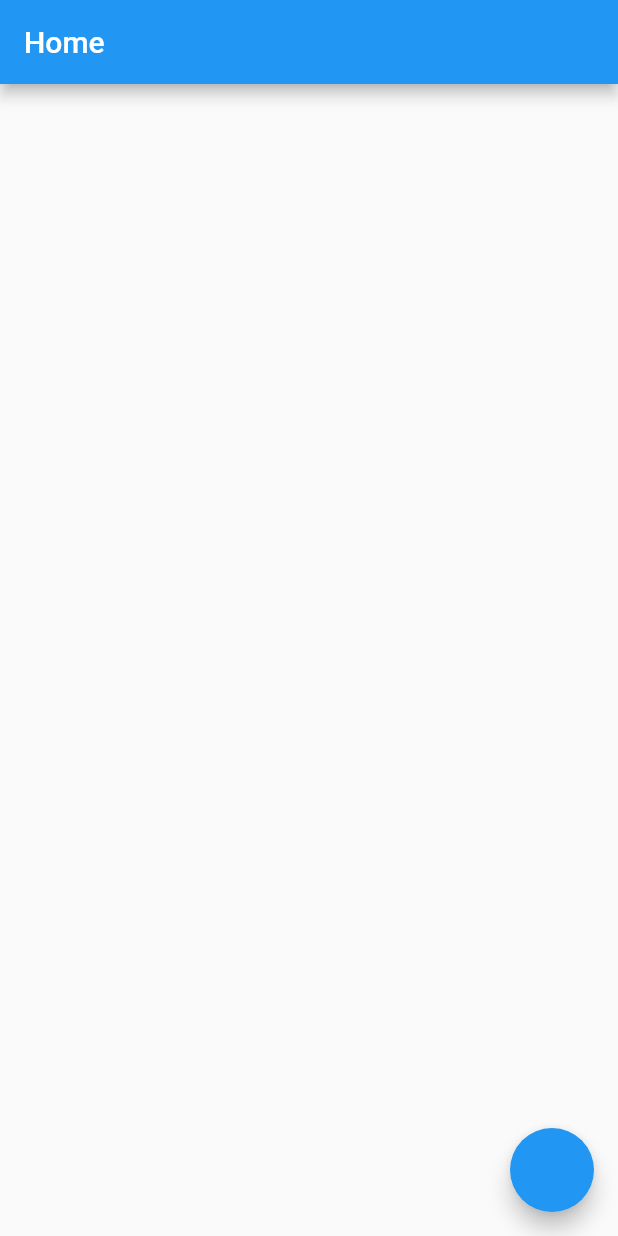
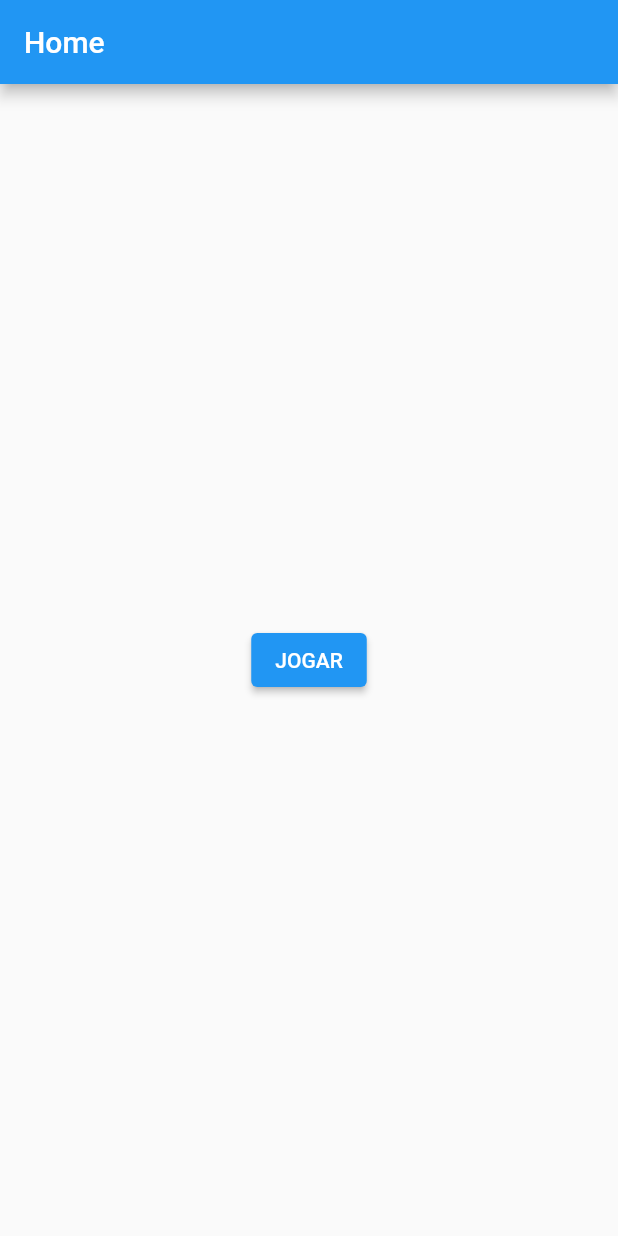
Before and after one commit to MateusHBR/trex_run, a Flutter app: the screen it shows after launch, on a phone screen of 412 x 824 dp. Run offline on Flutter 3.47's test engine with Material 2 defaults, Android fonts, the phone set to English and light mode, and no system bars; our stand-ins replace bloc, flutter_bloc; missing offline and left inert: flame.

Commit message:
update readme

```diff
--- a/lib/screens/home/home_screen.dart
+++ b/lib/screens/home/home_screen.dart
@@ -9,9 +9,11 @@ class HomeScreen extends StatelessWidget {
       appBar: AppBar(
         title: const Text('Home'),
       ),
-      body: Container(),
-      floatingActionButton: FloatingActionButton(
-        onPressed: () => Navigator.of(context).pushNamed('/play'),
+      body: Center(
+        child: ElevatedButton(
+          child: Text('Jogar'.toUpperCase()),
+          onPressed: () => Navigator.of(context).pushNamed('/play'),
+        ),
       ),
     );
   }
```
Also changed, not shown: 1 other file.
